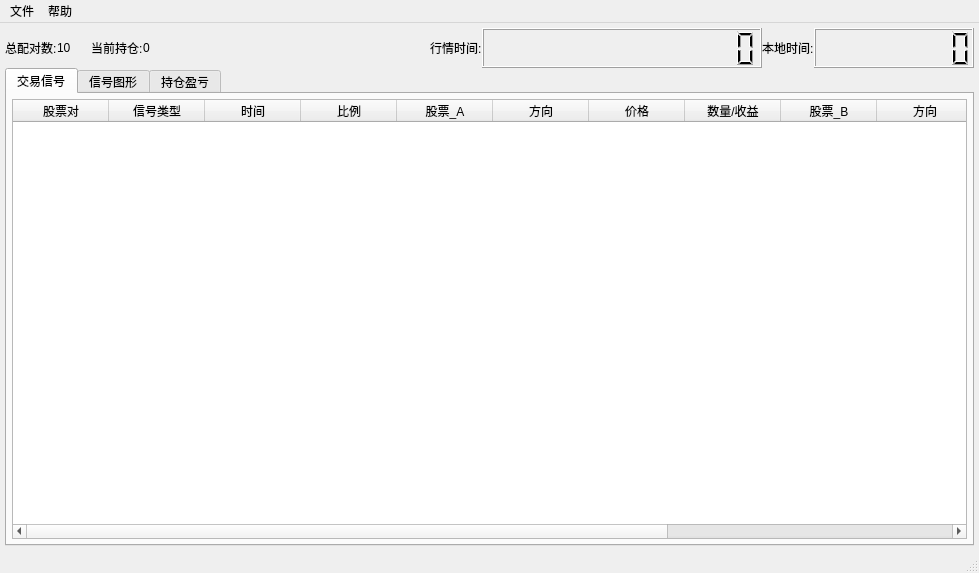
Before: the Qt Designer form ui/mainWindows.ui in sharmaking/CoIntegrationAnalysis, drawn with Qt 5.
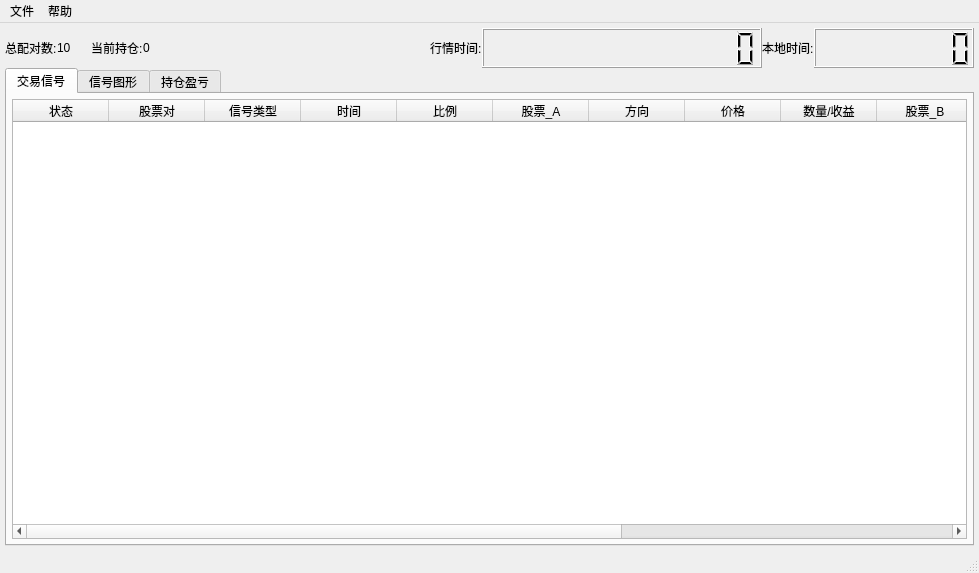
After: the same form once the commit is applied.

Commit message: 信号交易状态提交

```diff
--- a/ui/mainWindows.ui
+++ b/ui/mainWindows.ui
@@ -173,6 +173,11 @@
           <attribute name="verticalHeaderMinimumSectionSize">
            <number>15</number>
           </attribute>
+          <column>
+           <property name="text">
+            <string>状态</string>
+           </property>
+          </column>
           <column>
            <property name="text">
             <string>股票对</string>
```
The commit also changes 2 other files.
